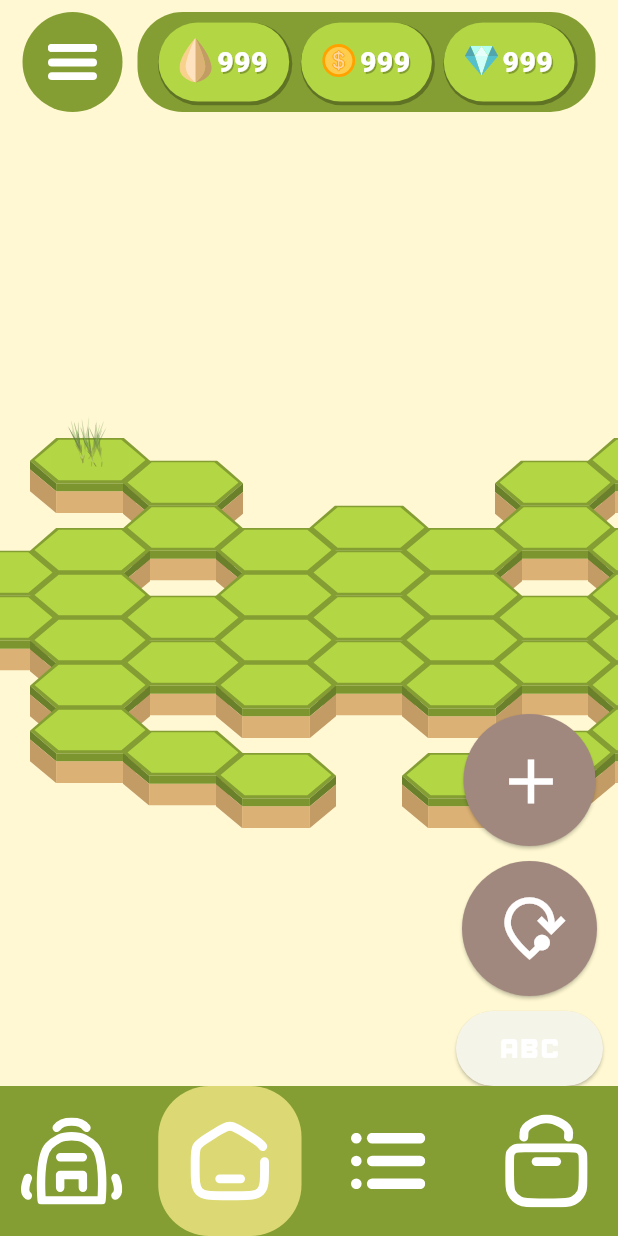
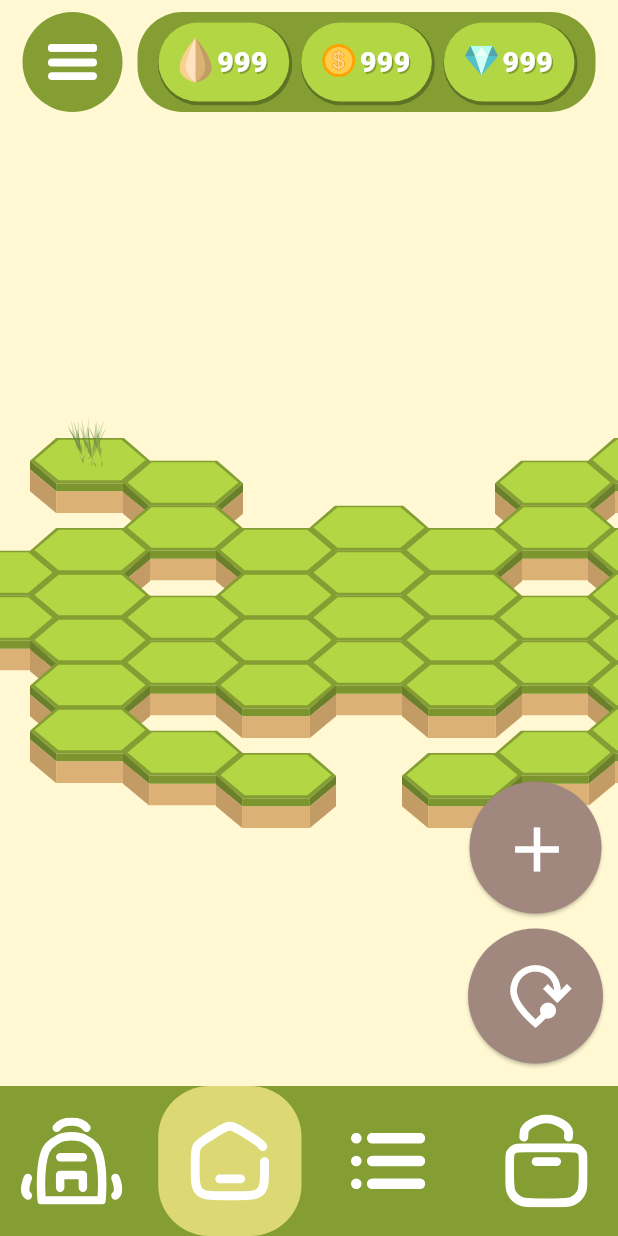
Before and after one commit to gamekersol/Floating-Graden, a Flutter app: the screen it shows after launch, on a phone screen of 412 x 824 dp. Run offline on Flutter 3.47's test engine with Material 3 defaults, Android fonts, the phone set to English and light mode, and no system bars; drawn by our look-alikes of auto_size_text; our stand-ins replace audioplayers, flutter_svg, infinite_carousel; missing offline and left inert: dart:ffi.

Commit message:
odd button on garden ui

```diff
--- a/growing_on/lib/screens/garden/screen.dart
+++ b/growing_on/lib/screens/garden/screen.dart
@@ -106,8 +106,9 @@ class _UIState extends State<_UI> {
   Widget build(BuildContext context) {
     return Padding(
       padding: .symmetric(horizontal: 10, vertical: 100),
-      child: Align(
-        alignment: .bottomEnd,
+      child: Container(
+        alignment: .centerRight,
+        padding: .symmetric(vertical: 15),
         child: Column(
           mainAxisAlignment: .end,
           spacing: 10,
@@ -136,15 +137,6 @@ class _UIState extends State<_UI> {
                 size: 50,
               ),
             ),
-            // ENABLE PLANT SETTING BUTTON
-            ElevatedButton(
-              onPressed: () => isEnabled.value = !isEnabled.value,
-              child: Icon(
-                Icons.abc,
-                color: state.value == .moving ? Colors.amber : Colors.white,
-                size: 50,
-              ),
-            )
           ]
         ),
       )
```
